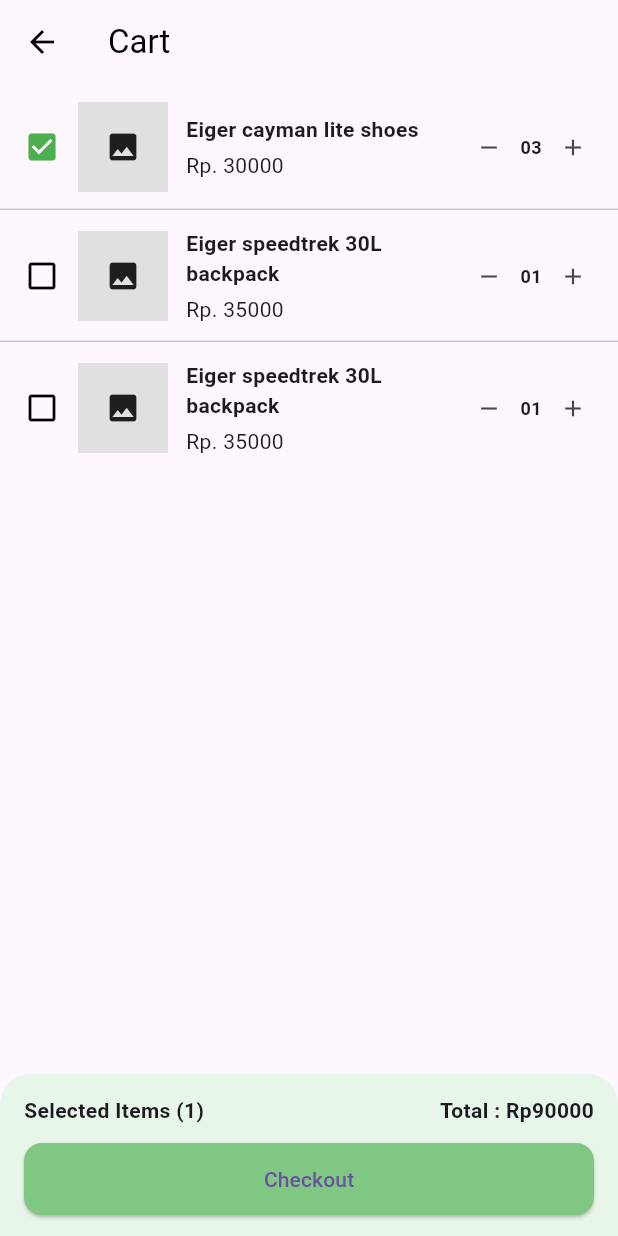
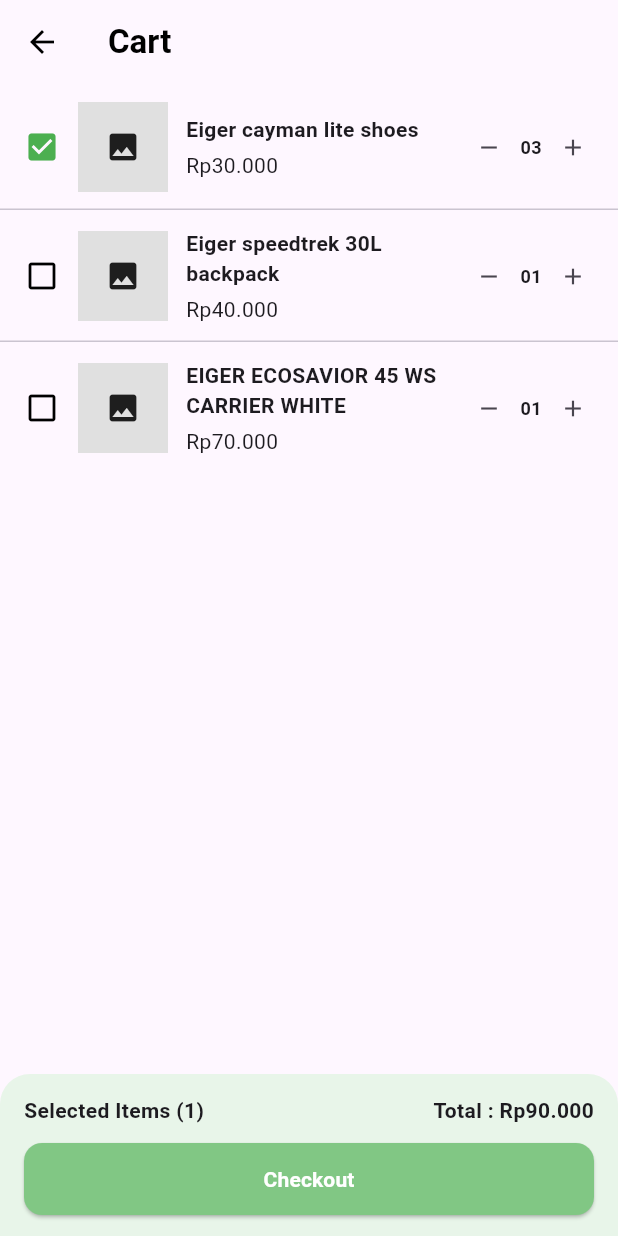
Before and after one commit to DrRhea/atap_bumi_apps, a Flutter app: the CartScreen screen opened by its route, on a phone screen of 412 x 824 dp. Run offline on Flutter 3.47's test engine with Material 3 defaults, Android fonts, the phone set to English and light mode, and no system bars; Roboto replaces fonts that are missing (Alexandria).

Commit message:
Checkout screen (#12)
* feath(checkout_screen):creating checkout_screen, payment_screen, payment_process_screen, order_history_screen, order_details_screen, and cart_screen

* feath(checkout_screen):updating checkout_screen, payment_screen, payment_process_screen, order_history_screen, order_details_screen, and cart_screen. creating tracking_status_screen

---------

Co-authored-by: MHAkmal <mhakmal216@gmail.com>

```diff
--- a/lib/screens/cart/cart_screen.dart
+++ b/lib/screens/cart/cart_screen.dart
@@ -10,12 +10,11 @@ class CartScreen extends StatefulWidget {
 class _CartScreenState extends State<CartScreen> {
   List<CartItem> cartItems = [
     CartItem(name: "Eiger cayman lite shoes", price: 30000, quantity: 3, selected: true),
-    CartItem(name: "Eiger speedtrek 30L backpack", price: 35000, quantity: 1),
-    CartItem(name: "Eiger speedtrek 30L backpack", price: 35000, quantity: 1),
+    CartItem(name: "Eiger speedtrek 30L backpack", price: 40000, quantity: 1),
+    CartItem(name: "EIGER ECOSAVIOR 45 WS CARRIER WHITE", price: 70000, quantity: 1),
   ];
 
-  int get totalSelectedItems =>
-      cartItems.where((item) => item.selected).length;
+  int get totalSelectedItems => cartItems.where((item) => item.selected).length;
 
   int get totalPrice => cartItems
       .where((item) => item.selected)
@@ -41,11 +40,33 @@ class _CartScreenState extends State<CartScreen> {
     });
   }
 
+  String formatRupiah(int number) {
+    final str = number.toString();
+    final buffer = StringBuffer();
+    int count = 0;
+
+    for (int i = str.length - 1; i >= 0; i--) {
+      buffer.write(str[i]);
+      count++;
+      if (count % 3 == 0 && i != 0) {
+        buffer.write('.');
+      }
+    }
+
+    return 'Rp${buffer.toString().split('').reversed.join()}';
+  }
+
   @override
   Widget build(BuildContext context) {
     return Scaffold(
       appBar: AppBar(
-        title: const Text("Cart"),
+        title: const Text(
+          "Cart",
+          style: TextStyle(
+            fontFamily: 'Alexandria',
+            fontWeight: FontWeight.bold,
+          ),
+        ),
         centerTitle: false,
         backgroundColor: Colors.transparent,
         foregroundColor: Colors.black,
@@ -64,8 +85,7 @@ class _CartScreenState extends State<CartScreen> {
               itemBuilder: (context, index) {
                 final item = cartItems[index];
                 return Padding(
-                  padding:
-                      const EdgeInsets.symmetric(horizontal: 16, vertical: 12),
+                  padding: const EdgeInsets.symmetric(horizontal: 16, vertical: 12),
                   child: Row(
                     children: [
                       GestureDetector(
@@ -74,7 +94,7 @@ class _CartScreenState extends State<CartScreen> {
                           item.selected
                               ? Icons.check_box
                               : Icons.check_box_outline_blank,
-                          color: item.selected ? Colors.green : Colors.black,
+                          color: item.selected ? Colors.green : const Color.fromARGB(255, 0, 0, 0),
                         ),
                       ),
                       const SizedBox(width: 12),
@@ -92,10 +112,18 @@ class _CartScreenState extends State<CartScreen> {
                             Text(
                               item.name,
                               style: const TextStyle(
-                                  fontWeight: FontWeight.bold, fontSize: 14),
+                                fontWeight: FontWeight.bold,
+                                fontSize: 14,
+                                fontFamily: 'Alexandria',
+                              ),
                             ),
                             const SizedBox(height: 4),
-                            Text("Rp. ${item.price.toStringAsFixed(0)}"),
+                            Text(
+                              formatRupiah(item.price),
+                              style: const TextStyle(
+                                fontFamily: 'Alexandria',
+                              ),
+                            ),
                           ],
                         ),
                       ),
@@ -116,7 +144,11 @@ class _CartScreenState extends State<CartScreen> {
                             child: Center(
                               child: Text(
                                 item.quantity.toString().padLeft(2, '0'),
-                                style: const TextStyle(fontSize: 12, fontWeight: FontWeight.bold),
+                                style: const TextStyle(
+                                  fontSize: 12,
+                                  fontWeight: FontWeight.bold,
+                                  fontFamily: 'Alexandria',
+                                ),
                               ),
                             ),
                           ),
@@ -141,8 +173,7 @@ class _CartScreenState extends State<CartScreen> {
 
           // Bottom Bar
           Container(
-            padding:
-                const EdgeInsets.symmetric(horizontal: 16, vertical: 14),
+            padding: const EdgeInsets.symmetric(horizontal: 16, vertical: 14),
             decoration: BoxDecoration(
               color: Colors.green[50],
               borderRadius: const BorderRadius.vertical(top: Radius.circular(20)),
@@ -153,10 +184,20 @@ class _CartScreenState extends State<CartScreen> {
                 Row(
                   mainAxisAlignment: MainAxisAlignment.spaceBetween,
                   children: [
-                    Text("Selected Items (${totalSelectedItems})",
-                        style: const TextStyle(fontWeight: FontWeight.bold)),
-                    Text("Total : Rp${totalPrice.toStringAsFixed(0)}",
-                        style: const TextStyle(fontWeight: FontWeight.bold)),
+                    Text(
+                      "Selected Items (${totalSelectedItems})",
+                      style: const TextStyle(
+                        fontWeight: FontWeight.bold,
+                        fontFamily: 'Alexandria',
+                      ),
+                    ),
+                    Text(
+                      "Total : ${formatRupiah(totalPrice)}",
+                      style: const TextStyle(
+                        fontWeight: FontWeight.bold,
+                        fontFamily: 'Alexandria',
+                      ),
+                    ),
                   ],
                 ),
                 const SizedBox(height: 12),
@@ -171,7 +212,14 @@ class _CartScreenState extends State<CartScreen> {
                         borderRadius: BorderRadius.circular(12),
                       ),
                     ),
-                    child: const Text("Checkout"),
+                    child: const Text(
+                      "Checkout",
+                      style: TextStyle(
+                        color: Colors.white,
+                        fontFamily: 'Alexandria',
+                        fontWeight: FontWeight.bold,
+                      ),
+                    ),
                   ),
                 ),
               ],
```
Also changed, not shown: lib/screens/checkout/checkout_screen.dart (+45 -11 lines), lib/screens/checkout/payment/payment_screen.dart (+0 -13 lines), lib/screens/checkout/payment_process/payment_process_screen.dart (+9 -18 lines), lib/screens/order_history/order_details/order_details_screen.dart (+15 -18 lines), lib/screens/order_history/order_history_screen.dart (line endings or trailing spaces).
